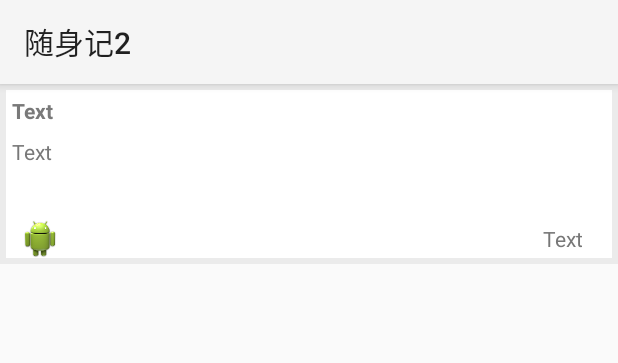
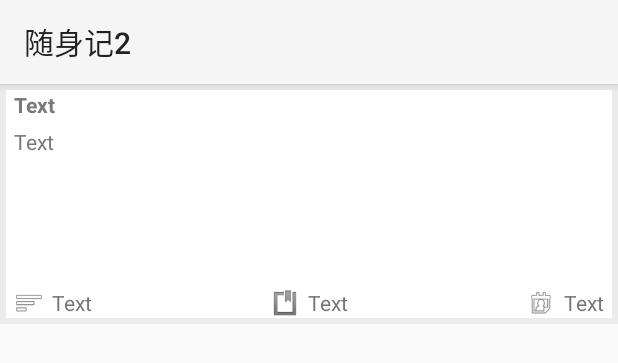
Before and after one commit to jarodzhao/shsj, an Android app: the layout layout_list_style.xml on its own in the app's theme, with its tools: preview values and no code run, on a phone screen of 412 x 824 dp. Shown: the top 363 px of the screen. Run offline under Robolectric (Android 15) with nearby library versions, the phone set to English and light mode, and no system bars.

Commit message:
增加详情页面……layout_content.xml

```diff
--- a/app/src/main/AndroidManifest.xml
+++ b/app/src/main/AndroidManifest.xml
@@ -20,6 +20,7 @@
 		<activity android:name=".AddActivity" android:label="@string/add_name" />
 		<activity android:name=".SearchActivity" android:theme="@style/translucent"
 			android:windowSoftInputMode="adjustResize" />
+		<activity android:name=".ContentActivity" />
     </application>
 
 </manifest>
--- a/app/src/main/res/layout/layout_list_style.xml
+++ b/app/src/main/res/layout/layout_list_style.xml
@@ -7,7 +7,7 @@
 	android:background="#EBEBEB">
 
 	<LinearLayout
-		android:layout_height="120dp"
+		android:layout_height="160dp"
 		android:layout_width="match_parent"
 		android:orientation="vertical"
 		android:padding="4dp">
@@ -17,25 +17,25 @@
 			android:layout_width="match_parent"
 			android:text="Text"
 			android:id="@+id/text_title"
-			android:padding="4dp"
 			android:textColor="#797979"
 			android:background="#FFFFFF"
 			android:maxEms="12"
 			android:ellipsize="end"
 			android:singleLine="true"
-			android:textStyle="bold"/>
+			android:textStyle="bold"
+			android:paddingLeft="5dp"/>
 
 		<TextView
 			android:layout_width="match_parent"
 			android:text="Text"
 			android:id="@+id/text_content"
 			android:layout_weight="1.0"
-			android:padding="4dp"
+			android:padding="5dp"
 			android:textColor="#787878"
 			android:background="#FFFFFF"
-			android:maxLines="3"
+			android:maxLines="8"
 			android:ellipsize="end"
-			android:lines="3"
+			android:lines="5"
 			android:layout_height="wrap_content"/>
 
 		<LinearLayout
@@ -46,20 +46,48 @@
 			android:background="#FFFFFF">
 
 			<ImageView
-				android:layout_height="25dp"
-				android:layout_width="25dp"
-				android:src="@drawable/ic_launcher"
-				android:layout_marginLeft="10dp"/>
+				android:layout_height="20dp"
+				android:layout_width="20dp"
+				android:src="@android:drawable/ic_menu_sort_by_size"
+				android:layout_marginLeft="5dp"/>
 
 			<TextView
 				android:layout_height="wrap_content"
 				android:layout_width="wrap_content"
 				android:text="Text"
-				android:paddingRight="20dp"
+				android:layout_weight="1.0"
+				android:paddingLeft="5dp"
+				android:id="@+id/text_type"
+				android:textColor="#777777"/>
+
+			<ImageView
+				android:layout_height="20dp"
+				android:layout_width="20dp"
+				android:src="@android:drawable/ic_input_get"/>
+
+			<TextView
+				android:layout_height="wrap_content"
+				android:layout_width="wrap_content"
+				android:text="Text"
+				android:layout_weight="1.0"
+				android:paddingLeft="5dp"
+				android:id="@+id/text_favoried"
+				android:textColor="#777777"/>
+
+			<ImageView
+				android:layout_height="20dp"
+				android:layout_width="20dp"
+				android:src="@android:drawable/ic_menu_my_calendar"/>
+
+			<TextView
+				android:layout_height="wrap_content"
+				android:layout_width="wrap_content"
+				android:text="Text"
 				android:id="@+id/text_date"
 				android:textColor="#777777"
-				android:gravity="right"
-				android:layout_weight="1.0"/>
+				android:gravity="left"
+				android:paddingLeft="5dp"
+				android:paddingRight="5dp"/>
 
 		</LinearLayout>
 
```
Also changed, not shown: app/src/main/java/com/jarodzhao/shsj/ContentActivity.java (added, +16 -0 lines), app/src/main/java/com/jarodzhao/shsj/MainActivity.java (+26 -1 lines), app/src/main/java/com/jarodzhao/shsj/MyAdapter.java (+7 -4 lines), app/src/main/res/layout/layout_content.xml (added, +38 -0 lines), app/src/main/res/layout/main.xml (deleted, +0 -17 lines), 68 other files.
